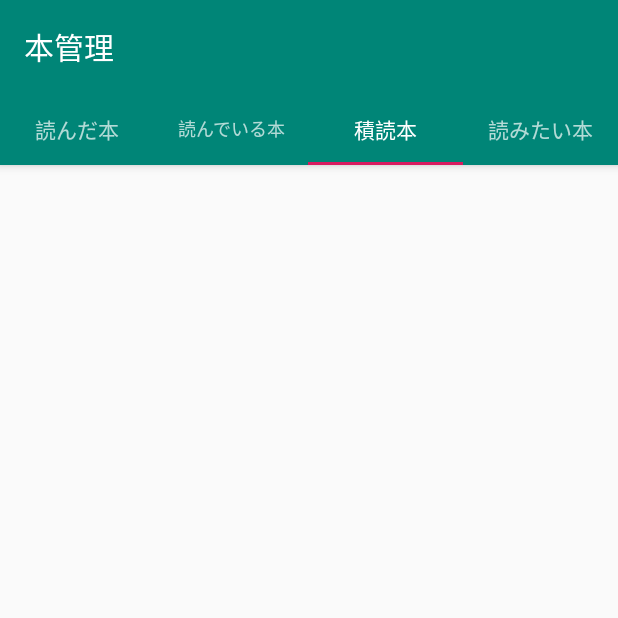
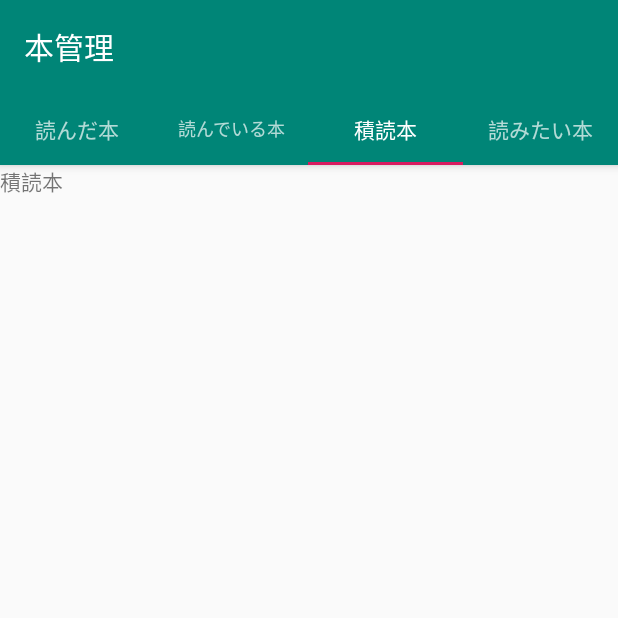
Before and after one commit to koyo0121/AndroidApp, an Android app: the screen it shows after launch (MainActivity), tab 3 chosen, on a phone screen of 412 x 824 dp, the top half of it. Run offline under Robolectric (Android 15) with nearby library versions, the light colour scheme and no system bars.

Commit message:
Revert "修正"
This reverts commit 9aef2e45ec7e3c765ca13c0c559830005a4bd8d1.

```diff
--- a/app/build.gradle
+++ b/app/build.gradle
@@ -25,6 +25,7 @@ dependencies {
     implementation 'com.google.android.material:material:1.1.0'
     implementation 'androidx.constraintlayout:constraintlayout:1.1.3'
     implementation 'androidx.lifecycle:lifecycle-extensions:2.0.0'
+    implementation 'androidx.legacy:legacy-support-v4:1.0.0'
     testImplementation 'junit:junit:4.12'
     androidTestImplementation 'androidx.test.ext:junit:1.1.1'
     androidTestImplementation 'androidx.test.espresso:espresso-core:3.2.0'
--- /dev/null
+++ b/app/src/main/java/com/example/book_library/ReadedBook.java
@@ -0,0 +1,18 @@
+package com.example.book_library;
+
+import android.os.Bundle;
+import android.view.LayoutInflater;
+import android.view.View;
+import android.view.ViewGroup;
+
+import androidx.annotation.NonNull;
+import androidx.annotation.Nullable;
+import androidx.fragment.app.Fragment;
+
+public class ReadedBook extends Fragment {
+    @Nullable
+    @Override
+    public View onCreateView(@NonNull LayoutInflater inflater, @Nullable ViewGroup container, @Nullable Bundle savedInstanceState) {
+        return inflater.inflate(R.layout.fragment_readed_book,container,false);
+    }
+}
--- /dev/null
+++ b/app/src/main/java/com/example/book_library/ReadingBook.java
@@ -0,0 +1,18 @@
+package com.example.book_library;
+
+import android.os.Bundle;
+import android.view.LayoutInflater;
+import android.view.View;
+import android.view.ViewGroup;
+
+import androidx.annotation.NonNull;
+import androidx.annotation.Nullable;
+import androidx.fragment.app.Fragment;
+
+public class ReadingBook extends Fragment {
+    @Nullable
+    @Override
+    public View onCreateView(@NonNull LayoutInflater inflater, @Nullable ViewGroup container, @Nullable Bundle savedInstanceState) {
+        return inflater.inflate(R.layout.fragment_reading_book,container,false);
+    }
+}
--- /dev/null
+++ b/app/src/main/java/com/example/book_library/WantToReadBook.java
@@ -0,0 +1,18 @@
+package com.example.book_library;
+
+import android.os.Bundle;
+import android.view.LayoutInflater;
+import android.view.View;
+import android.view.ViewGroup;
+
+import androidx.annotation.NonNull;
+import androidx.annotation.Nullable;
+import androidx.fragment.app.Fragment;
+
+public class WantToReadBook extends Fragment {
+    @Nullable
+    @Override
+    public View onCreateView(@NonNull LayoutInflater inflater, @Nullable ViewGroup container, @Nullable Bundle savedInstanceState) {
+        return inflater.inflate(R.layout.fragment_want_to_read_book,container,false);
+    }
+}
--- a/app/src/main/java/com/example/book_library/ui/main/PlaceholderFragment.java
+++ b/app/src/main/java/com/example/book_library/ui/main/PlaceholderFragment.java
@@ -4,6 +4,7 @@ import android.os.Bundle;
 import android.view.LayoutInflater;
 import android.view.View;
 import android.view.ViewGroup;
+import android.widget.Spinner;
 import android.widget.TextView;
 
 import androidx.annotation.Nullable;
@@ -54,6 +55,8 @@ public class PlaceholderFragment extends Fragment {
                 textView.setText(s);
             }
         });
+
         return root;
     }
+
 }
--- a/app/src/main/java/com/example/book_library/ui/main/SectionsPagerAdapter.java
+++ b/app/src/main/java/com/example/book_library/ui/main/SectionsPagerAdapter.java
@@ -9,6 +9,10 @@ import androidx.fragment.app.FragmentManager;
 import androidx.fragment.app.FragmentPagerAdapter;
 
 import com.example.book_library.R;
+import com.example.book_library.ReadedBook;
+import com.example.book_library.ReadingBook;
+import com.example.book_library.TundokuBook;
+import com.example.book_library.WantToReadBook;
 
 /**
  * A [FragmentPagerAdapter] that returns a fragment corresponding to
@@ -29,7 +33,23 @@ public class SectionsPagerAdapter extends FragmentPagerAdapter {
     public Fragment getItem(int position) {
         // getItem is called to instantiate the fragment for the given page.
         // Return a PlaceholderFragment (defined as a static inner class below).
-        return PlaceholderFragment.newInstance(position + 1);
+        //return PlaceholderFragment.newInstance(position + 1);
+        Fragment fragment = null;
+        switch (position){
+            case 0:
+                fragment = new ReadedBook();
+                break;
+            case 1:
+                fragment = new ReadingBook();
+                break;
+            case 2:
+                fragment = new TundokuBook();
+                break;
+            case 3:
+                fragment = new WantToReadBook();
+                break;
+        }
+        return  fragment;
     }
 
     @Nullable
--- a/app/src/main/res/layout/fragment_main.xml
+++ b/app/src/main/res/layout/fragment_main.xml
@@ -19,5 +19,4 @@
         app:layout_constraintTop_toTopOf="@+id/constraintLayout"
         tools:layout_constraintLeft_creator="1"
         tools:layout_constraintTop_creator="1" />
-
 </androidx.constraintlayout.widget.ConstraintLayout>
--- /dev/null
+++ b/app/src/main/res/layout/fragment_tundoku_book.xml
@@ -0,0 +1,14 @@
+<?xml version="1.0" encoding="utf-8"?>
+<FrameLayout xmlns:android="http://schemas.android.com/apk/res/android"
+    xmlns:tools="http://schemas.android.com/tools"
+    android:layout_width="match_parent"
+    android:layout_height="match_parent"
+    tools:context=".TundokuBook">
+
+    <!-- TODO: Update blank fragment layout -->
+    <TextView
+        android:layout_width="match_parent"
+        android:layout_height="match_parent"
+        android:text="@string/fragment_tundoku_book" />
+
+</FrameLayout>
```
Also changed, not shown: app/src/main/java/com/example/book_library/TundokuBook.java (added, +18 -0 lines), app/src/main/res/layout/fragment_readed_book.xml (added, +14 -0 lines), app/src/main/res/layout/fragment_reading_book.xml (added, +14 -0 lines), app/src/main/res/layout/fragment_want_to_read_book.xml (added, +14 -0 lines), app/src/main/res/values/strings.xml (+14 -0 lines).
